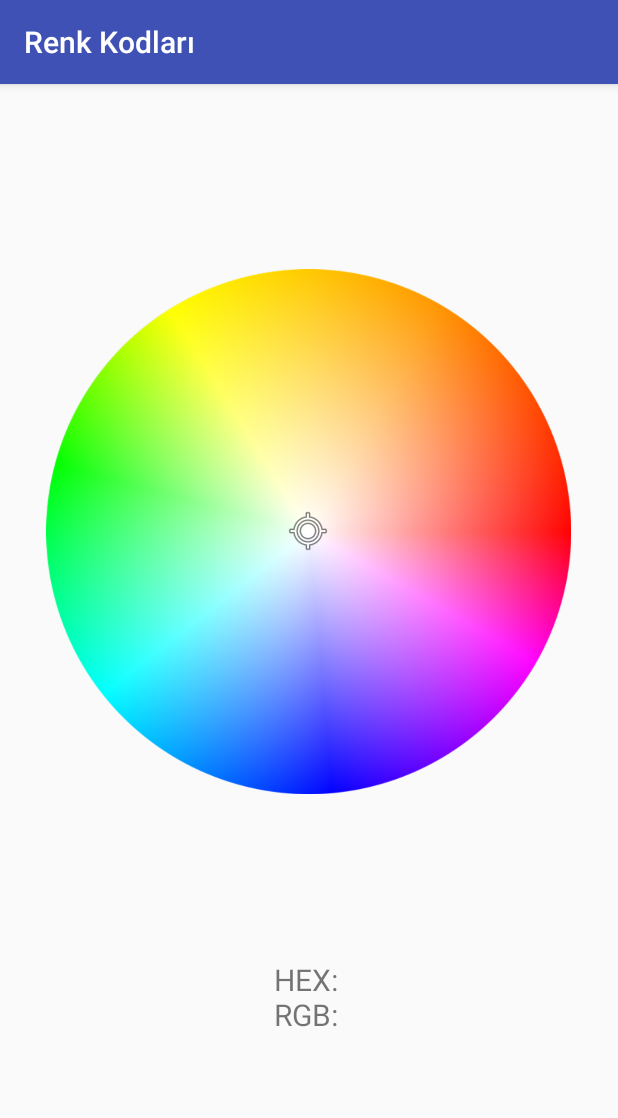
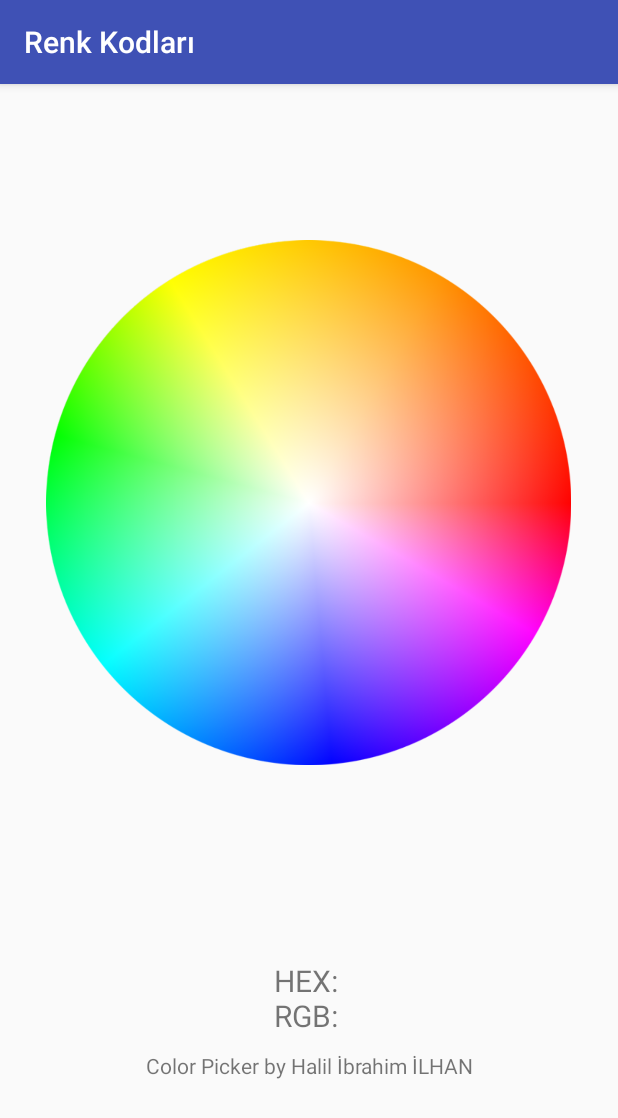
Before and after one commit to hybrayhem/iot-led-controller, an Android app: the screen it shows after launch (MainActivity), on a phone screen of 412 x 824 dp. Shown: the top 1118 px of the screen. Run offline under Robolectric (Android 15) with nearby library versions, the phone set to English and light mode, and no system bars; plain views replace ColorPickerView.

Commit message:
Color Picker V1.0 by Halil İbrahim iLHAN Release notes: -java.lang.IllegalArgumentException error fixed -touch tracker animation added -copy to clipboard on txtResult

```diff
--- a/app/src/main/res/layout/activity_main.xml
+++ b/app/src/main/res/layout/activity_main.xml
@@ -42,7 +42,8 @@
         <View
             android:id="@+id/colorView"
             android:layout_width="match_parent"
-            android:layout_height="100dp" />
+            android:layout_height="100dp"
+            android:layout_margin="10dp" />
 
         <TextView
             android:id="@+id/txtResult"
@@ -52,6 +53,13 @@
             android:gravity="center"
             android:text="HEX: \nRGB: "
             android:textSize="20sp" />
+
+        <TextView
+            android:id="@+id/textView"
+            android:layout_width="match_parent"
+            android:layout_height="wrap_content"
+            android:text="Color Picker by Halil İbrahim İLHAN"
+            android:gravity="center"/>
 
     </LinearLayout>
 
```
Also changed, not shown: app/src/main/java/software/ilhan/com/renkkodlar/MainActivity.java (+42 -15 lines).
